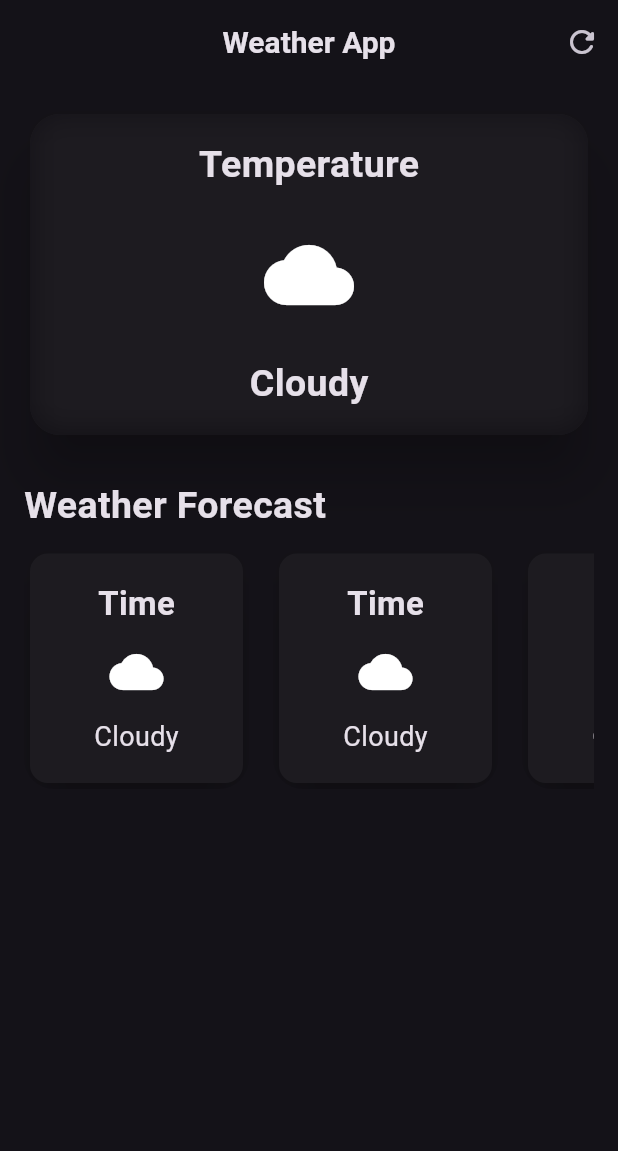
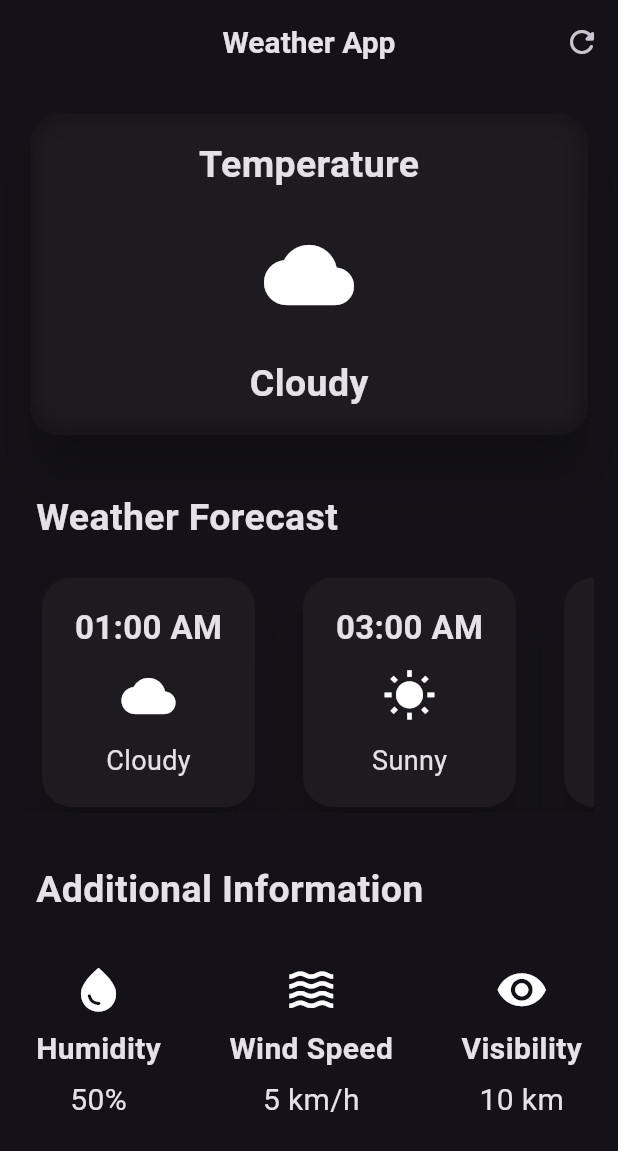
Before and after one commit to JKeshav9io/Weather-App, a Flutter app: the screen it shows after launch, on a phone screen of 412 x 824 dp. Shown: the top 1151 px of the screen. Run offline on Flutter 3.47's test engine with Material 3 defaults, Android fonts, the phone set to English and light mode, and no system bars.

Commit message:
The structure of code has been improved

```diff
--- a/lib/MyHomePage.dart
+++ b/lib/MyHomePage.dart
@@ -1,10 +1,17 @@
 import 'dart:ui';
+import 'package:flutter/material.dart';
+import 'additional_info_item.dart';
+import 'hourely_forecast_item.dart';
+import 'package:http/http.dart' as http;
 
-import 'package:flutter/material.dart';
+
 
 class MyHomePage extends StatelessWidget {
   const MyHomePage({super.key});
+  Future getCurrentWeather() async {
 
+
+  }
   @override
   Widget build(BuildContext context) {
     return Scaffold(
@@ -21,17 +28,36 @@ class MyHomePage extends StatelessWidget {
           IconButton(
             icon: const Icon(Icons.refresh_rounded),
             onPressed: () {
-              print("Refresh");
+              // TODO: Implement refresh functionality
+              debugPrint("Refresh pressed");
             },
           ),
         ],
       ),
-      body: Padding(
-        padding: const EdgeInsets.all(16.0),
+      body: const SingleChildScrollView(
+        child: Padding(
+          padding: EdgeInsets.all(16.0),
           child: Column(
             children: [
-            // Main Card
-            SizedBox(
+              CurrentWeatherCard(),
+              SizedBox(height: 25),
+              WeatherForecastSection(),
+              SizedBox(height: 25),
+              AdditionalInfoSection(),
+            ],
+          ),
+        ),
+      ),
+    );
+  }
+}
+
+class CurrentWeatherCard extends StatelessWidget {
+  const CurrentWeatherCard({super.key});
+
+  @override
+  Widget build(BuildContext context) {
+    return SizedBox(
       width: double.infinity,
       child: Card(
         elevation: 15,
@@ -41,29 +67,26 @@ class MyHomePage extends StatelessWidget {
         child: ClipRRect(
           borderRadius: BorderRadius.circular(20),
           child: BackdropFilter(
-                    filter: ImageFilter.blur(
-                      sigmaX: 10,
-                      sigmaY: 10,
-                    ),
-                    child: Padding(
-                      padding: const EdgeInsets.all(16.0),
+            filter: ImageFilter.blur(sigmaX: 10, sigmaY: 10),
+            child: const Padding(
+              padding: EdgeInsets.all(16.0),
               child: Column(
                 crossAxisAlignment: CrossAxisAlignment.center,
                 children: [
-                          const Text(
+                  Text(
                     "Temperature",
                     style: TextStyle(
                       fontSize: 25,
                       fontWeight: FontWeight.bold,
                     ),
                   ),
-                          const SizedBox(height: 25),
-                          const Icon(
+                  SizedBox(height: 25),
+                  Icon(
                     Icons.cloud,
                     size: 60,
                   ),
-                          const SizedBox(height: 25),
-                          const Text(
+                  SizedBox(height: 25),
+                  Text(
                     "Cloudy",
                     style: TextStyle(
                       fontSize: 25,
@@ -76,10 +99,20 @@ class MyHomePage extends StatelessWidget {
           ),
         ),
       ),
-            ),
-            const SizedBox(height: 25),
-            Align(
-              alignment: Alignment.centerLeft,
+    );
+  }
+}
+
+class WeatherForecastSection extends StatelessWidget {
+  const WeatherForecastSection({super.key});
+
+  @override
+  Widget build(BuildContext context) {
+    return Column(
+      crossAxisAlignment: CrossAxisAlignment.start,
+      children: [
+        const Padding(
+          padding: EdgeInsets.all(8.0),
           child: Text(
             "Weather Forecast",
             style: TextStyle(
@@ -89,41 +122,82 @@ class MyHomePage extends StatelessWidget {
           ),
         ),
         const SizedBox(height: 10),
-            // Row with repeating cards
         SingleChildScrollView(
-              scrollDirection: Axis.horizontal, // Allows horizontal scrolling
+          scrollDirection: Axis.horizontal,
           child: Row(
             children: [
-                  for (int i = 0; i < 5; i++)
-                    Padding(
-                      padding: const EdgeInsets.only(right: 16.0),
+              _WeatherForecastCard(
+                time: "01:00 AM",
+                weather: "Cloudy",
+                icon: Icons.cloud,
+              ),
+              _WeatherForecastCard(
+                time: "03:00 AM",
+                weather: "Sunny",
+                icon: Icons.wb_sunny,
+              ),
+              _WeatherForecastCard(
+                time: "05:00 AM",
+                weather: "Rainy",
+                icon: Icons.beach_access,
+              ),
+              _WeatherForecastCard(
+                time: "07:00 AM",
+                weather: "Snowy",
+                icon: Icons.ac_unit,
+              ),
+            ],
+          ),
+        ),
+      ],
+    );
+  }
+}
+
+class _WeatherForecastCard extends StatelessWidget {
+  final String time;
+  final String weather;
+  final IconData icon;
+
+  const _WeatherForecastCard({
+    required this.time,
+    required this.weather,
+    required this.icon,
+  });
+
+  @override
+  Widget build(BuildContext context) {
+    return Padding(
+      padding: const EdgeInsets.only(right: 16.0, left: 8.0),
       child: SizedBox(
-                        width: 150, // Increased width for the cards
-                        child: ClipRRect(
-                          borderRadius: BorderRadius.circular(20),
+        width: 150,
         child: Card(
           elevation: 15,
+          shape: RoundedRectangleBorder(
+            borderRadius: BorderRadius.circular(20),
+          ),
           child: Padding(
-                              padding: const EdgeInsets.all(18.0), // Increased padding inside the card
+            padding: const EdgeInsets.all(18.0),
             child: Column(
-                                mainAxisSize: MainAxisSize.max,
+              mainAxisSize: MainAxisSize.min,
+              crossAxisAlignment: CrossAxisAlignment.center,
               children: [
                 Text(
-                                    "Time",
-                                    style: TextStyle(
+                  time,
+                  style: const TextStyle(
                     fontSize: 22,
                     fontWeight: FontWeight.bold,
                   ),
                 ),
                 const SizedBox(height: 12),
-                                  const Icon(
-                                    Icons.cloud,
+                Icon(
+                  icon,
                   size: 36,
                 ),
                 const SizedBox(height: 12),
-                                  const Text(
-                                    "Cloudy",
-                                    style: TextStyle(
+                Text(
+                  weather,
+                  style: const TextStyle(
                     fontSize: 18,
                   ),
                 ),
@@ -132,14 +206,89 @@ class MyHomePage extends StatelessWidget {
           ),
         ),
       ),
+    );
+  }
+}
+
+class AdditionalInfoSection extends StatelessWidget {
+  const AdditionalInfoSection({super.key});
+
+  @override
+  Widget build(BuildContext context) {
+    return Column(
+      crossAxisAlignment: CrossAxisAlignment.start,
+      children: [
+        const Padding(
+          padding: EdgeInsets.all(8.0),
+          child: Text(
+            "Additional Information",
+            style: TextStyle(
+              fontSize: 25,
+              fontWeight: FontWeight.bold,
             ),
+          ),
+        ),
+        const SizedBox(height: 15),
+        Padding(
+          padding: const EdgeInsets.all(8.0),
+          child: Row(
+            mainAxisAlignment: MainAxisAlignment.spaceBetween,
+            children: const [
+              _InfoColumn(
+                icon: Icons.water_drop,
+                title: "Humidity",
+                value: "50%",
+              ),
+              _InfoColumn(
+                icon: Icons.waves,
+                title: "Wind Speed",
+                value: "5 km/h",
+              ),
+              _InfoColumn(
+                icon: Icons.visibility,
+                title: "Visibility",
+                value: "10 km",
               ),
             ],
           ),
         ),
       ],
-        ),
-      ),
     );
   }
 }
+
+class _InfoColumn extends StatelessWidget {
+  final IconData icon;
+  final String title;
+  final String value;
+
+  const _InfoColumn({
+    required this.icon,
+    required this.title,
+    required this.value,
+  });
+
+  @override
+  Widget build(BuildContext context) {
+    return Column(
+      children: [
+        Icon(icon, size: 35),
+        const SizedBox(height: 8),
+        Text(
+          title,
+          style: const TextStyle(
+            fontSize: 20,
+            fontWeight: FontWeight.bold,
+          ),
+        ),
+        const SizedBox(height: 5),
+        Text(
+          value,
+          style: const TextStyle(
+            fontSize: 20,
+          ),
+        ),
+      ],
+    );
+  }
+}
--- a/lib/main.dart
+++ b/lib/main.dart
@@ -16,7 +16,7 @@ class MyApp extends StatelessWidget {
       theme: ThemeData.dark(
           useMaterial3: true
       ),
-      home: const MyHomePage(),
+      home: const MyHomePage()
     );
   }
 }
--- a/pubspec.yaml
+++ b/pubspec.yaml
@@ -30,6 +30,7 @@ environment:
 dependencies:
   flutter:
     sdk: flutter
+  http: ^1.2.2
 
   # The following adds the Cupertino Icons font to your application.
   # Use with the CupertinoIcons class for iOS style icons.
```
Also changed, not shown: lib/additional_info_item.dart (added), lib/hourely_forecast_item.dart (added), pubspec.lock. Lines whose indentation alone changed are shown as unchanged.
